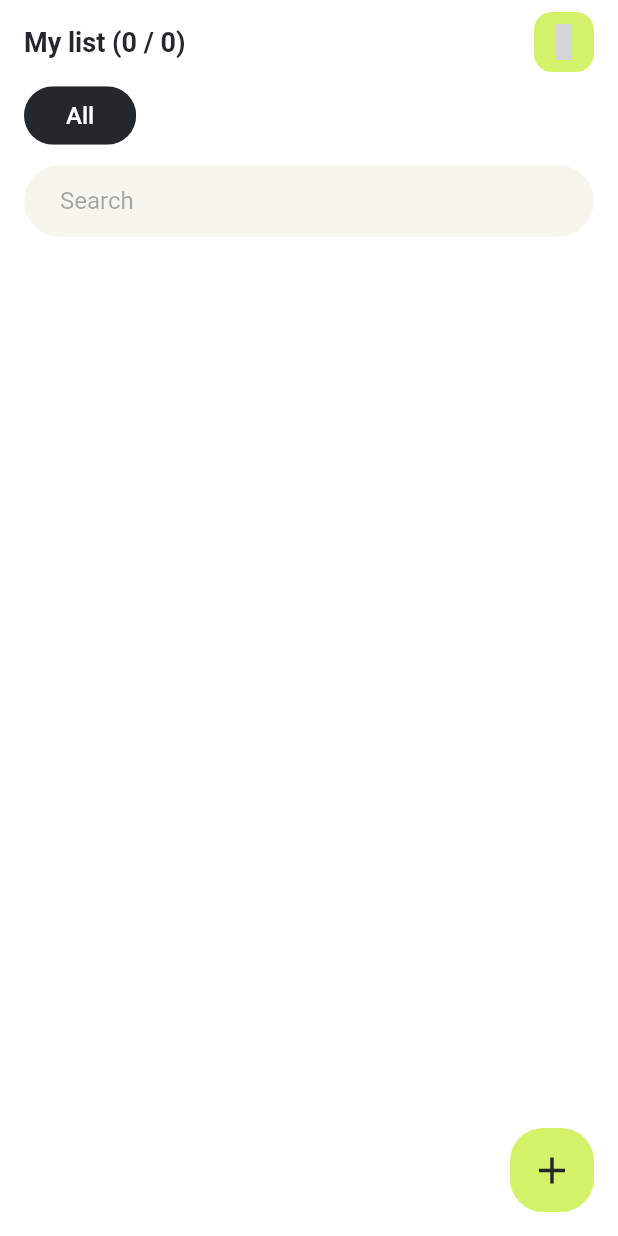
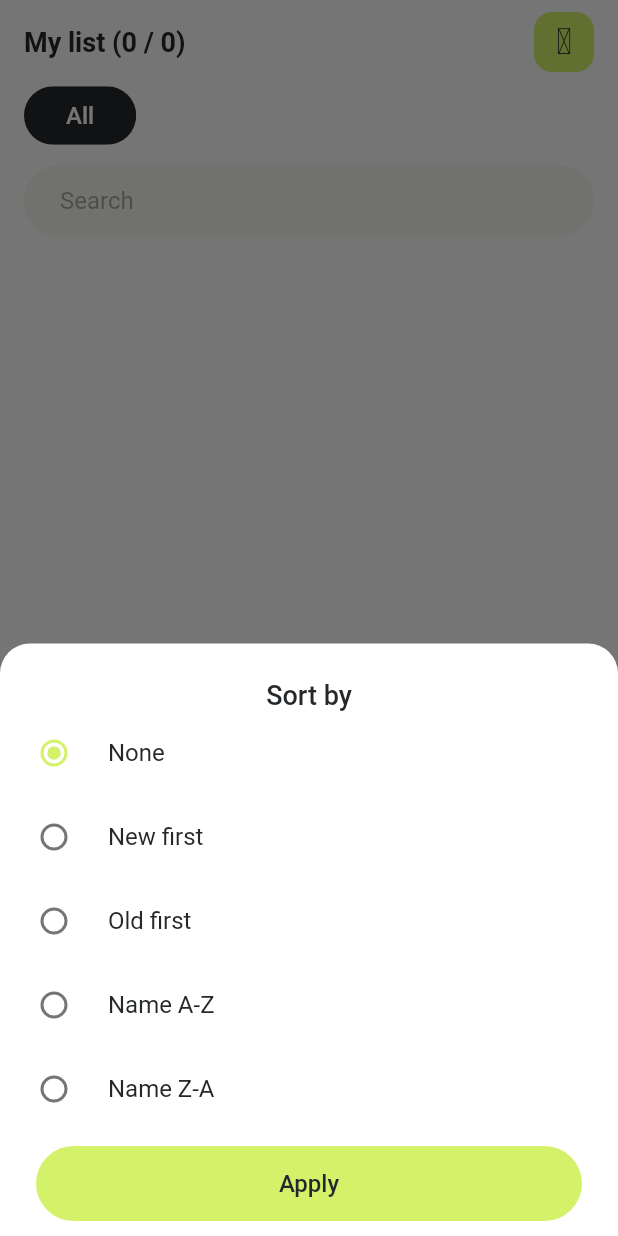
Before and after one commit to SEI4X/lingua_hub, a Flutter app: the NotesListingScreen screen opened directly, after a tap on an icon or button, on a phone screen of 412 x 824 dp. Run offline on Flutter 3.47's test engine with Material 3 defaults, Android fonts, the light colour scheme and no system bars; our stand-ins replace bloc, cloud_firestore, equatable, firebase_auth, firebase_core, flutter_bloc and 3 more; missing offline and left inert: fuzzy; accounts and stored records are empty; generated files the repository leaves out were written again; statements that could not run were skipped; grey boxes are pictures that could not be loaded.

Commit message:
Add sort in listing

```diff
--- /dev/null
+++ b/lib/core/components/text_widget.dart
@@ -0,0 +1,19 @@
+import 'package:flutter/material.dart';
+
+enum LHTextType {
+  standard,
+  title,
+  subtitle,
+}
+
+class LHText extends StatelessWidget {
+  const LHText({super.key, required this.text, required this.textType});
+
+  final String text;
+  final LHTextType textType;
+
+  @override
+  Widget build(BuildContext context) {
+    return Text(text);
+  }
+}
--- a/lib/core/localization/app_en.arb
+++ b/lib/core/localization/app_en.arb
@@ -31,5 +31,13 @@
     "categoryName": "Category name",
     "search": "Search",
     "edit": "Edit",
-    "delete": "Delete"
+    "delete": "Delete",
+
+    "sortBy": "Sort by",
+    "none": "None",
+    "newFirst": "New first",
+    "oldFirst": "Old first",
+    "nameAZ": "Name A-Z",
+    "nameZA": "Name Z-A",
+    "apply": "Apply"
 }
--- a/lib/core/localization/app_ru.arb
+++ b/lib/core/localization/app_ru.arb
@@ -31,5 +31,13 @@
     "categoryName": "Название категории",
     "search": "Поиск",
     "edit": "Изменить",
-    "delete": "Удалить"
+    "delete": "Удалить",
+
+    "sortBy": "Сортировать по",
+    "none": "Нет",
+    "newFirst": "Сначала новые",
+    "oldFirst": "Сначала старые",
+    "nameAZ": "Алфавит А-Я",
+    "nameZA": "Алфавит Я-А",
+    "apply": "Применить"
 }
--- a/lib/screens/notes_list/add_new_note/new_note_screen.dart
+++ b/lib/screens/notes_list/add_new_note/new_note_screen.dart
@@ -78,7 +78,6 @@ class _NewNoteScreenState extends State<NewNoteScreen> {
           listener: (context, state) {
             if (state is CategoryListingSuccess) {
               setState(() {
-                _isLoading = false;
                 ScaffoldMessenger.of(context).showSnackBar(snackBar);
                 if (state.categories.isEmpty) {
                   context
--- a/lib/screens/notes_list/notes_listing_screen.dart
+++ b/lib/screens/notes_list/notes_listing_screen.dart
@@ -1,3 +1,4 @@
+import 'package:cloud_firestore/cloud_firestore.dart';
 import 'package:flutter/material.dart';
 import 'package:flutter_bloc/flutter_bloc.dart';
 import 'package:fuzzy/fuzzy.dart';
@@ -9,6 +10,7 @@ import 'package:lingua_notes/core/components/chips_scroll_view.dart';
 import 'package:lingua_notes/core/components/text_field.dart';
 import 'package:lingua_notes/screens/notes_list/add_new_note/new_note_screen.dart';
 import 'package:lingua_notes/screens/notes_list/note_cell/note_list_cell.dart';
+import 'package:lingua_notes/screens/notes_list/sort/sort_notes_list_screen.dart';
 import 'package:material_symbols_icons/symbols.dart';
 import 'package:notes_repository/notes_repository.dart';
 import 'package:flutter_gen/gen_l10n/app_localizations.dart';
@@ -21,7 +23,7 @@ class NotesListingScreen extends StatefulWidget {
 }
 
 class _NotesListingScreenState extends State<NotesListingScreen> {
-  final passwordController = TextEditingController();
+  final searchController = TextEditingController();
   final NoteRepository _noteRepository = FirebaseNoteRepository();
   final NoteCategoryRepository _categoryRepository =
       FirebaseNoteCategoryRepository();
@@ -29,11 +31,14 @@ class _NotesListingScreenState extends State<NotesListingScreen> {
   List<NoteModel> notes = [];
   List<NoteCategoryModel> categories = [];
   String selectedCategory = "";
+  String lastSelectedCategory = "";
   bool isLoading = true;
   NoteModel? note;
   int? editedIndex;
   int learnedWordsCount = 0;
   bool isNeededUpdate = false;
+  SortByType sortType = SortByType.none;
+  String lastSearchText = "";
 
   @override
   void initState() {
@@ -45,6 +50,7 @@ class _NotesListingScreenState extends State<NotesListingScreen> {
   @override
   Widget build(BuildContext context) {
     List<NoteModel> filteredNotes = filterNotes();
+    filteredNotes = sortNotes(filteredNotes);
     return MultiBlocProvider(
       providers: [
         BlocProvider<CategoryListingBloc>(
@@ -159,7 +165,28 @@ class _NotesListingScreenState extends State<NotesListingScreen> {
                         weight: 600,
                       ),
                       onPressed: () {
-                        print("TAP");
+                        showModalBottomSheet(
+                            isScrollControlled: true,
+                            backgroundColor:
+                                Theme.of(context).colorScheme.background,
+                            shape: const RoundedRectangleBorder(
+                              borderRadius: BorderRadius.vertical(
+                                top: Radius.circular(20.0),
+                              ),
+                            ),
+                            context: context,
+                            builder: (context) {
+                              return SortNotesListScreen(
+                                  currentSortType: sortType);
+                            }).then((result) {
+                          if (result != null) {
+                            if (result[0] != sortType) {
+                              setState(() {
+                                sortType = result[0];
+                              });
+                            }
+                          }
+                        });
                       },
                     ),
                   ),
@@ -180,9 +207,11 @@ class _NotesListingScreenState extends State<NotesListingScreen> {
                                 return LNChipsList(
                                   categories: state.categories,
                                   completion: (value) {
-                                    setState(() {
-                                      selectedCategory = value;
-                                    });
+                                    if (value != selectedCategory) {
+                                      setState(() {
+                                        selectedCategory = value;
+                                      });
+                                    }
                                   },
                                 );
                               } else if (state is CategoryListingProcess) {
@@ -211,7 +240,7 @@ class _NotesListingScreenState extends State<NotesListingScreen> {
                           child: SizedBox(
                             height: 50,
                             child: LNTextField(
-                              controller: passwordController,
+                              controller: searchController,
                               hintText: AppLocalizations.of(context)!.search,
                               obscureText: false,
                               keyboardType: TextInputType.visiblePassword,
@@ -219,6 +248,7 @@ class _NotesListingScreenState extends State<NotesListingScreen> {
                                 setState(() {
                                   filteredNotes;
                                 });
+
                                 return null;
                               },
                             ),
@@ -340,7 +370,7 @@ class _NotesListingScreenState extends State<NotesListingScreen> {
                           padding: const EdgeInsets.all(12.0),
                           child: Icon(
                             size: 30,
-                            Icons.done_sharp,
+                            Icons.done_rounded,
                             color: Theme.of(context).colorScheme.onPrimary,
                           ),
                         ),
@@ -368,22 +398,48 @@ class _NotesListingScreenState extends State<NotesListingScreen> {
     );
   }
 
+  List<NoteModel> sortNotes(List<NoteModel> sortedNotes) {
+    switch (sortType) {
+      case SortByType.none:
+        return sortedNotes;
+      case SortByType.newFirst:
+        sortedNotes.sort((a, b) =>
+            b.createDate?.compareTo(a.createDate ?? Timestamp.now()) ?? 0);
+        return sortedNotes;
+      case SortByType.oldFirst:
+        sortedNotes.sort((a, b) =>
+            a.createDate?.compareTo(b.createDate ?? Timestamp.now()) ?? 0);
+        return sortedNotes;
+      case SortByType.nameAZ:
+        sortedNotes.sort((a, b) => a.originalText
+            .toLowerCase()
+            .compareTo(b.originalText.toLowerCase()));
+        return sortedNotes;
+      case SortByType.nameZA:
+        sortedNotes.sort((a, b) => b.originalText
+            .toLowerCase()
+            .compareTo(a.originalText.toLowerCase()));
+        return sortedNotes;
+    }
+  }
+
   List<NoteModel> filterNotes() {
-    if (selectedCategory == "" && passwordController.text == "") {
+    if ((selectedCategory == "") && (searchController.text == "")) {
       return notes;
-    } else if (passwordController.text == "") {
+    } else if (searchController.text == "" &&
+        lastSelectedCategory != selectedCategory) {
       return notes.where((note) {
         return note.categoryId == selectedCategory;
       }).toList();
-    } else if (selectedCategory != "" && passwordController.text != "") {
+    } else if (selectedCategory != "" && searchController.text != "") {
       return fuzzySearchResults(
-        passwordController.text,
+        searchController.text,
         notes.where((note) {
           return note.categoryId == selectedCategory;
         }).toList(),
       );
     } else {
-      return fuzzySearchResults(passwordController.text, notes);
+      return fuzzySearchResults(searchController.text, notes);
     }
   }
 
@@ -400,7 +456,7 @@ class _NotesListingScreenState extends State<NotesListingScreen> {
         tokenize: true,
         shouldSort: true,
         shouldNormalize: true,
-        threshold: 0.4,
+        threshold: 0.2,
       ),
     );
 
--- /dev/null
+++ b/lib/screens/notes_list/sort/sort_notes_list_screen.dart
@@ -0,0 +1,167 @@
+import 'package:flutter/material.dart';
+import 'package:flutter_gen/gen_l10n/app_localizations.dart';
+import 'package:lingua_notes/core/components/standard_button.dart';
+
+enum SortByType { none, newFirst, oldFirst, nameAZ, nameZA }
+
+class SortNotesListScreen extends StatefulWidget {
+  const SortNotesListScreen(
+      {super.key, this.currentSortType = SortByType.none});
+
+  final SortByType? currentSortType;
+
+  @override
+  State<SortNotesListScreen> createState() => _SortNotesListScreenState();
+}
+
+class _SortNotesListScreenState extends State<SortNotesListScreen> {
+  final notesController = TextEditingController();
+  late SortByType? _sortType = widget.currentSortType;
+
+  @override
+  Widget build(BuildContext context) {
+    return Padding(
+      padding:
+          EdgeInsets.only(bottom: MediaQuery.of(context).viewInsets.bottom),
+      child: ConstrainedBox(
+        constraints: BoxConstraints(
+          maxHeight: MediaQuery.of(context).size.height * 0.8,
+        ),
+        child: SingleChildScrollView(
+          child: Wrap(children: [
+            Padding(
+              padding: EdgeInsets.only(
+                  bottom: MediaQuery.of(context).viewPadding.bottom, top: 24),
+              child: Container(
+                alignment: Alignment.topCenter,
+                child: Column(
+                  mainAxisAlignment: MainAxisAlignment.center,
+                  children: [
+                    Text(
+                      AppLocalizations.of(context)!.sortBy,
+                      style: TextStyle(
+                        color: Theme.of(context).colorScheme.onBackground,
+                        fontSize: 18,
+                        fontWeight: FontWeight.w500,
+                      ),
+                      textAlign: TextAlign.center,
+                    ),
+                    RadioListTile<SortByType>(
+                      title: Text(
+                        AppLocalizations.of(context)!.none,
+                        style: TextStyle(
+                          color: Theme.of(context).colorScheme.onBackground,
+                          fontSize: 16,
+                          fontWeight: FontWeight.w400,
+                        ),
+                        textAlign: TextAlign.left,
+                      ),
+                      value: SortByType.none,
+                      groupValue: _sortType,
+                      onChanged: (SortByType? value) {
+                        setState(() {
+                          _sortType = value;
+                        });
+                      },
+                      activeColor: Theme.of(context).colorScheme.primary,
+                    ),
+                    RadioListTile<SortByType>(
+                      title: Text(
+                        AppLocalizations.of(context)!.newFirst,
+                        style: TextStyle(
+                          color: Theme.of(context).colorScheme.onBackground,
+                          fontSize: 16,
+                          fontWeight: FontWeight.w400,
+                        ),
+                        textAlign: TextAlign.left,
+                      ),
+                      value: SortByType.newFirst,
+                      groupValue: _sortType,
+                      onChanged: (SortByType? value) {
+                        setState(() {
+                          _sortType = value;
+                        });
+                      },
+                      activeColor: Theme.of(context).colorScheme.primary,
+                    ),
+                    RadioListTile<SortByType>(
+                      title: Text(
+                        AppLocalizations.of(context)!.oldFirst,
+                        style: TextStyle(
+                          color: Theme.of(context).colorScheme.onBackground,
+                          fontSize: 16,
+                          fontWeight: FontWeight.w400,
+                        ),
+                        textAlign: TextAlign.left,
+                      ),
+                      value: SortByType.oldFirst,
+                      groupValue: _sortType,
+                      onChanged: (SortByType? value) {
+                        setState(() {
+                          _sortType = value;
+                        });
+                      },
+                      activeColor: Theme.of(context).colorScheme.primary,
+                    ),
+                    RadioListTile<SortByType>(
+                      title: Text(
+                        AppLocalizations.of(context)!.nameAZ,
+                        style: TextStyle(
+                          color: Theme.of(context).colorScheme.onBackground,
+                          fontSize: 16,
+                          fontWeight: FontWeight.w400,
+                        ),
+                        textAlign: TextAlign.left,
+                      ),
+                      value: SortByType.nameAZ,
+                      groupValue: _sortType,
+                      onChanged: (SortByType? value) {
+                        setState(() {
+                          _sortType = value;
+                        });
+                      },
+                      activeColor: Theme.of(context).colorScheme.primary,
+                    ),
+                    RadioListTile<SortByType>(
+                      title: Text(
+                        AppLocalizations.of(context)!.nameZA,
+                        style: TextStyle(
+                          color: Theme.of(context).colorScheme.onBackground,
+                          fontSize: 16,
+                          fontWeight: FontWeight.w400,
+                        ),
+                        textAlign: TextAlign.left,
+                      ),
+                      value: SortByType.nameZA,
+                      groupValue: _sortType,
+                      onChanged: (SortByType? value) {
+                        setState(() {
+                          _sortType = value;
+                        });
+                      },
+                      activeColor: Theme.of(context).colorScheme.primary,
+                    ),
+                    Padding(
+                      padding: const EdgeInsets.symmetric(
+                          horizontal: 24, vertical: 10),
+                      child: SizedBox(
+                        width: double.infinity,
+                        height: 50,
+                        child: LHButton(
+                          text: AppLocalizations.of(context)!.apply,
+                          onPressed: () {
+                            Navigator.pop(context, [_sortType]);
+                          },
+                        ),
+                      ),
+                    )
+                  ],
+                ),
+              ),
+            ),
+          ]),
+        ),
+      ),
+    );
+  }
+}
```
